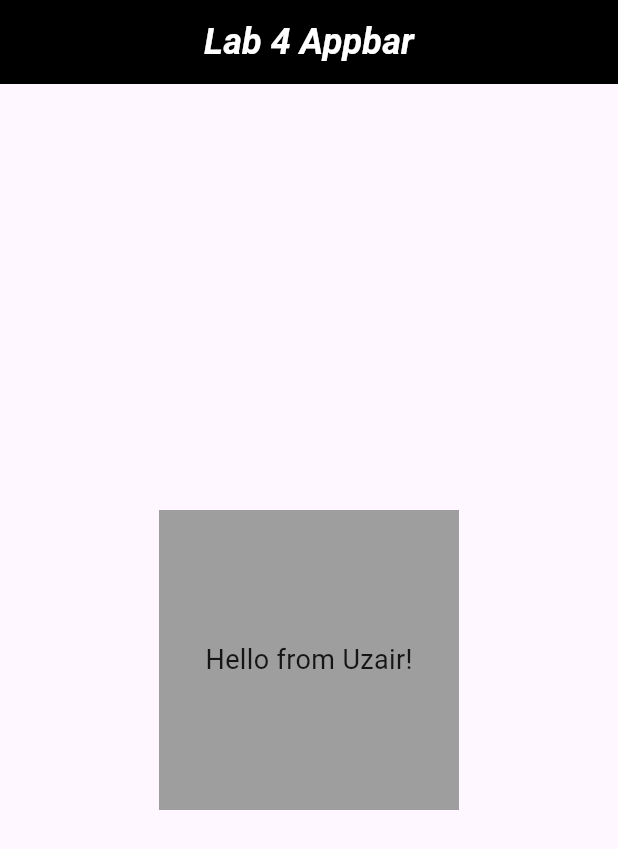
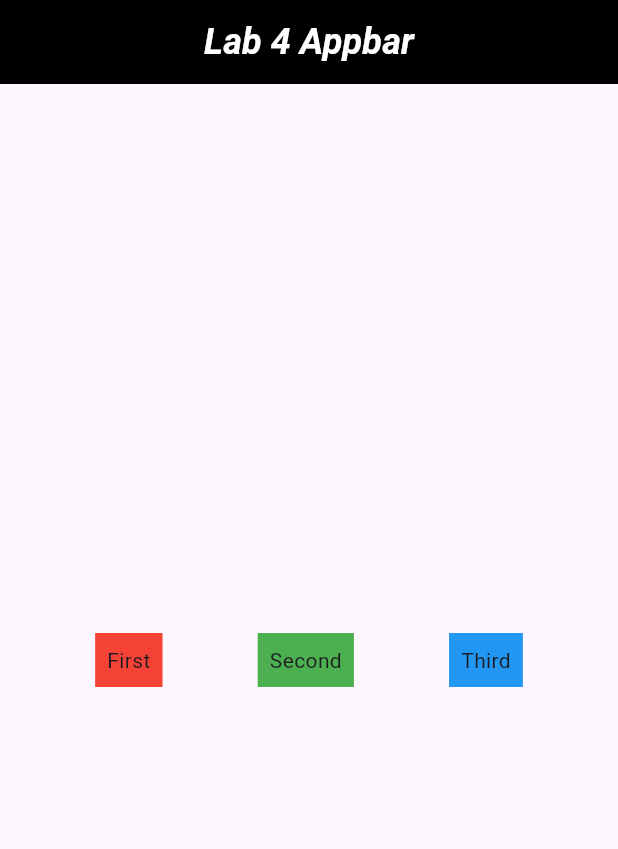
Before and after one commit to Ooozari/App-development, a Flutter app: the screen it shows after launch, on a phone screen of 412 x 824 dp. Shown: the top 849 px of the screen. Run offline on Flutter 3.47's test engine with Material 3 defaults, Android fonts, the light colour scheme and no system bars.

```diff
--- a/Lab4/app4/lib/main.dart
+++ b/Lab4/app4/lib/main.dart
@@ -36,21 +36,26 @@ class HomePage extends StatelessWidget {
         centerTitle: true,
       ),
       body: Center(
-        child: Container(
-          color: Colors.grey,
-          height: 200,
-          width: 200,
-          margin: const EdgeInsets.all(20),
-          child: const Center(
-            child: Text(
-              "Hello from Uzair!",
-              style: TextStyle(
-                color: Colors.black87,
-                fontSize: 18,
-                fontWeight: FontWeight.normal,
-              ),
+        child: Row(
+          mainAxisAlignment: MainAxisAlignment.spaceEvenly,
+          crossAxisAlignment: CrossAxisAlignment.center,
+          children: [
+            Container(
+              color: Colors.red,
+              padding: const EdgeInsets.all(8),
+              child: Text("First"),
             ),
-          ),
+            Container(
+              color: Colors.green,
+              padding: const EdgeInsets.all(8),
+              child: Text("Second"),
+            ),
+            Container(
+              color: Colors.blue,
+              padding: const EdgeInsets.all(8),
+              child: Text("Third"),
+            ),
+          ],
         ),
       ),
     );
```
